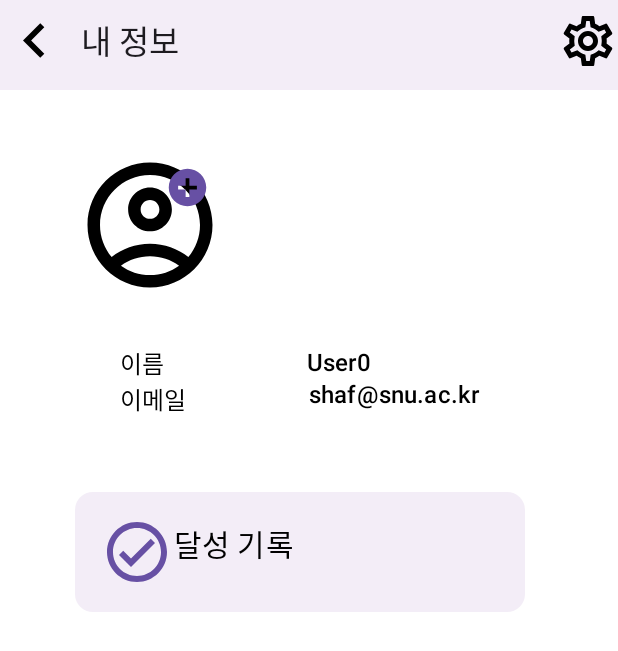
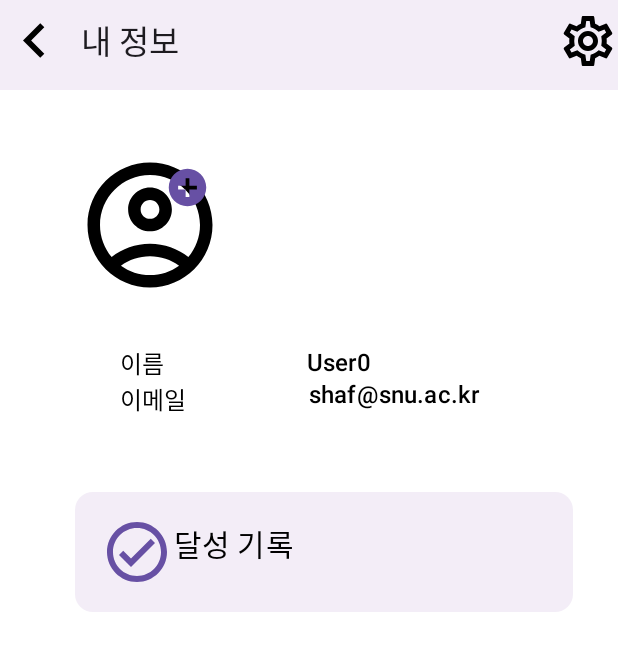
Before and after one commit to snuhcs-course/swpp-2023-project-team-8, an Android app built with Jetpack Compose: the @Preview function UserInfoPreview, on a phone screen of 412 x 824 dp. Shown: the top 651 px of the screen. Run offline under Robolectric (Android 15) with nearby library versions, the phone set to English and light mode, and no system bars; network calls fail.

Commit message:
UI 수정

```diff
--- a/frontend/app/src/main/java/com/example/frontend/ui/settings/component/MissionCard.kt
+++ b/frontend/app/src/main/java/com/example/frontend/ui/settings/component/MissionCard.kt
@@ -35,7 +35,6 @@ fun MissionCard() {
         ),
         modifier = Modifier
             .padding(top = 50.dp)
-            .size(width = 300.dp, height = 500.dp)
             .fillMaxWidth()
     ) {
         Column(
```
